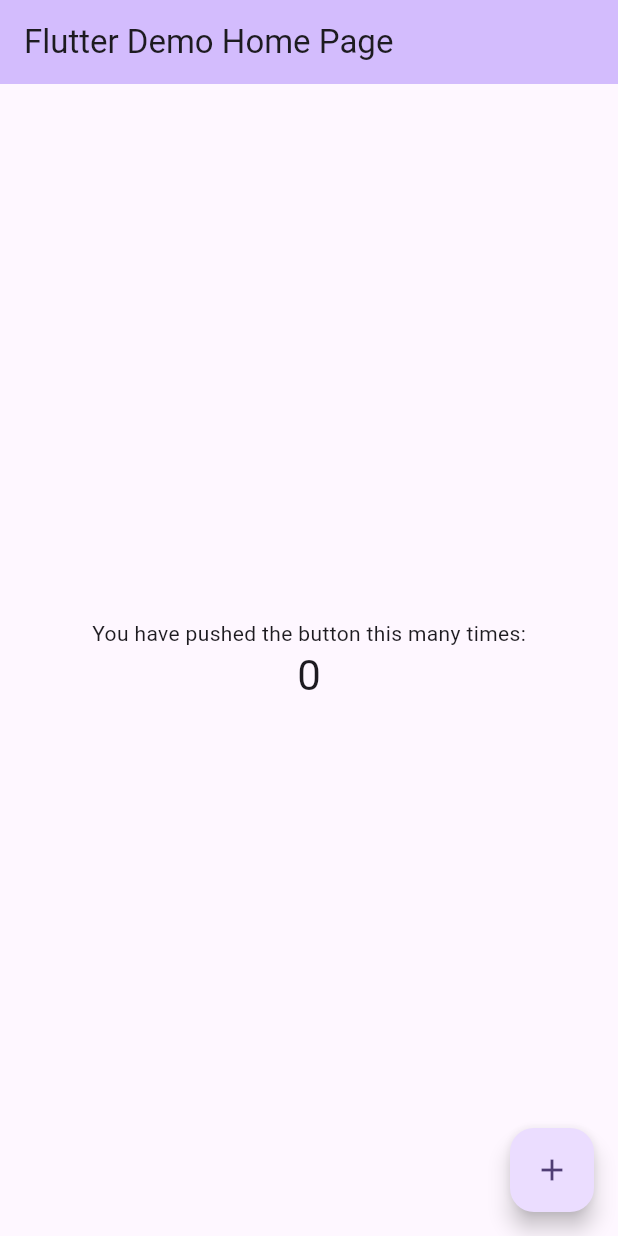
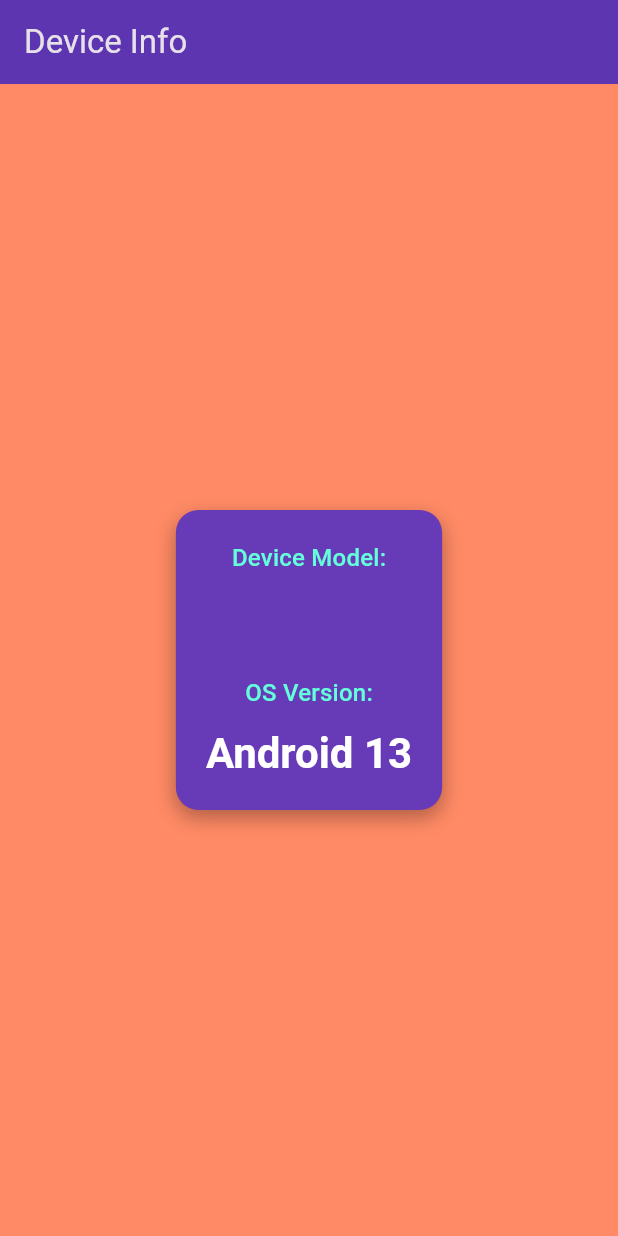
Before and after one commit to OmarAmeer96/Sprints-Device-Features-Task, a Flutter app: the screen it shows after launch, on a phone screen of 412 x 824 dp. Run offline on Flutter 3.47's test engine with Material 3 defaults, Android fonts, the phone set to English and light mode, and no system bars; our stand-ins replace device_info_plus.

Commit message:
Finish App

```diff
--- /dev/null
+++ b/lib/device_info_screen.dart
@@ -0,0 +1,85 @@
+// ignore_for_file: deprecated_member_use
+
+import 'package:flutter/material.dart';
+import 'package:sprints_device_features_task/device_info_service.dart';
+
+class DeviceInfoScreen extends StatefulWidget {
+  const DeviceInfoScreen({super.key});
+
+  @override
+  DeviceInfoScreenState createState() => DeviceInfoScreenState();
+}
+
+class DeviceInfoScreenState extends State<DeviceInfoScreen> {
+  String _deviceModel = 'Loading...';
+  String _osVersion = 'Loading...';
+
+  @override
+  void initState() {
+    super.initState();
+    _fetchDeviceInfo();
+  }
+
+  Future<void> _fetchDeviceInfo() async {
+    final model = await DeviceInfoService.getDeviceModel();
+    final osVersion = await DeviceInfoService.getOSVersion();
+    setState(() {
+      _deviceModel = model;
+      _osVersion = osVersion;
+    });
+  }
+
+  @override
+  Widget build(BuildContext context) {
+    return Scaffold(
+      backgroundColor: Colors.deepOrange[300],
+      appBar: AppBar(
+        shadowColor: Colors.black.withOpacity(0.3),
+        backgroundColor: Colors.deepPurple[600],
+        title: const Text('Device Info'),
+      ),
+      body: Center(
+        child: Container(
+          padding: const EdgeInsets.all(20.0),
+          decoration: BoxDecoration(
+            color: Colors.deepPurple,
+            borderRadius: BorderRadius.circular(15.0),
+            boxShadow: [
+              BoxShadow(
+                color: Colors.black.withOpacity(0.3),
+                blurRadius: 10,
+                offset: const Offset(0, 5),
+              ),
+            ],
+          ),
+          child: Column(
+            mainAxisSize: MainAxisSize.min,
+            children: [
+              Text(
+                'Device Model:',
+                style: Theme.of(context).textTheme.titleMedium,
+              ),
+              const SizedBox(height: 10),
+              Text(
+                _deviceModel,
+                style: Theme.of(context).textTheme.headlineMedium,
+                textAlign: TextAlign.center,
+              ),
+              const SizedBox(height: 20),
+              Text(
+                'OS Version:',
+                style: Theme.of(context).textTheme.titleMedium,
+              ),
+              const SizedBox(height: 10),
+              Text(
+                _osVersion,
+                style: Theme.of(context).textTheme.headlineMedium,
+                textAlign: TextAlign.center,
+              ),
+            ],
+          ),
+        ),
+      ),
+    );
+  }
+}
--- /dev/null
+++ b/lib/device_info_service.dart
@@ -0,0 +1,27 @@
+import 'package:device_info_plus/device_info_plus.dart';
+
+class DeviceInfoService {
+  static final DeviceInfoPlugin _deviceInfoPlugin = DeviceInfoPlugin();
+
+  static Future<String> getDeviceModel() async {
+    final info = await _deviceInfoPlugin.deviceInfo;
+    if (info is AndroidDeviceInfo) {
+      return info.model;
+    } else if (info is IosDeviceInfo) {
+      return info.utsname.machine;
+    } else {
+      return 'Unsupported Platform';
+    }
+  }
+
+  static Future<String> getOSVersion() async {
+    final info = await _deviceInfoPlugin.deviceInfo;
+    if (info is AndroidDeviceInfo) {
+      return 'Android ${info.version.release}';
+    } else if (info is IosDeviceInfo) {
+      return 'iOS ${info.systemVersion}';
+    } else {
+      return 'Unsupported Platform';
+    }
+  }
+}
--- a/lib/main.dart
+++ b/lib/main.dart
@@ -1,125 +1,32 @@
 import 'package:flutter/material.dart';
+import 'package:sprints_device_features_task/device_info_screen.dart';
 
 void main() {
-  runApp(const MyApp());
+  runApp(const DeviceInfoApp());
 }
 
-class MyApp extends StatelessWidget {
-  const MyApp({super.key});
+class DeviceInfoApp extends StatelessWidget {
+  const DeviceInfoApp({super.key});
 
-  // This widget is the root of your application.
   @override
   Widget build(BuildContext context) {
     return MaterialApp(
-      title: 'Flutter Demo',
+      debugShowCheckedModeBanner: false,
+      title: 'Device Info',
       theme: ThemeData(
-        // This is the theme of your application.
-        //
-        // TRY THIS: Try running your application with "flutter run". You'll see
-        // the application has a purple toolbar. Then, without quitting the app,
-        // try changing the seedColor in the colorScheme below to Colors.green
-        // and then invoke "hot reload" (save your changes or press the "hot
-        // reload" button in a Flutter-supported IDE, or press "r" if you used
-        // the command line to start the app).
-        //
-        // Notice that the counter didn't reset back to zero; the application
-        // state is not lost during the reload. To reset the state, use hot
-        // restart instead.
-        //
-        // This works for code too, not just values: Most code changes can be
-        // tested with just a hot reload.
-        colorScheme: ColorScheme.fromSeed(seedColor: Colors.deepPurple),
-        useMaterial3: true,
+        brightness: Brightness.dark,
+        primarySwatch: Colors.teal,
+        textTheme: const TextTheme(
+          headlineMedium: TextStyle(
+            fontWeight: FontWeight.bold,
+            color: Colors.white,
+          ),
+          titleMedium: TextStyle(
+            color: Colors.tealAccent,
+          ),
+        ),
       ),
-      home: const MyHomePage(title: 'Flutter Demo Home Page'),
+      home: const DeviceInfoScreen(),
     );
   }
 }
-
-class MyHomePage extends StatefulWidget {
-  const MyHomePage({super.key, required this.title});
-
-  // This widget is the home page of your application. It is stateful, meaning
-  // that it has a State object (defined below) that contains fields that affect
-  // how it looks.
-
-  // This class is the configuration for the state. It holds the values (in this
-  // case the title) provided by the parent (in this case the App widget) and
-  // used by the build method of the State. Fields in a Widget subclass are
-  // always marked "final".
-
-  final String title;
-
-  @override
-  State<MyHomePage> createState() => _MyHomePageState();
-}
-
-class _MyHomePageState extends State<MyHomePage> {
-  int _counter = 0;
-
-  void _incrementCounter() {
-    setState(() {
-      // This call to setState tells the Flutter framework that something has
-      // changed in this State, which causes it to rerun the build method below
-      // so that the display can reflect the updated values. If we changed
-      // _counter without calling setState(), then the build method would not be
-      // called again, and so nothing would appear to happen.
-      _counter++;
-    });
-  }
-
-  @override
-  Widget build(BuildContext context) {
-    // This method is rerun every time setState is called, for instance as done
-    // by the _incrementCounter method above.
-    //
-    // The Flutter framework has been optimized to make rerunning build methods
-    // fast, so that you can just rebuild anything that needs updating rather
-    // than having to individually change instances of widgets.
-    return Scaffold(
-      appBar: AppBar(
-        // TRY THIS: Try changing the color here to a specific color (to
-        // Colors.amber, perhaps?) and trigger a hot reload to see the AppBar
-        // change color while the other colors stay the same.
-        backgroundColor: Theme.of(context).colorScheme.inversePrimary,
-        // Here we take the value from the MyHomePage object that was created by
-        // the App.build method, and use it to set our appbar title.
-        title: Text(widget.title),
-      ),
-      body: Center(
-        // Center is a layout widget. It takes a single child and positions it
-        // in the middle of the parent.
-        child: Column(
-          // Column is also a layout widget. It takes a list of children and
-          // arranges them vertically. By default, it sizes itself to fit its
-          // children horizontally, and tries to be as tall as its parent.
-          //
-          // Column has various properties to control how it sizes itself and
-          // how it positions its children. Here we use mainAxisAlignment to
-          // center the children vertically; the main axis here is the vertical
-          // axis because Columns are vertical (the cross axis would be
-          // horizontal).
-          //
-          // TRY THIS: Invoke "debug painting" (choose the "Toggle Debug Paint"
-          // action in the IDE, or press "p" in the console), to see the
-          // wireframe for each widget.
-          mainAxisAlignment: MainAxisAlignment.center,
-          children: <Widget>[
-            const Text(
-              'You have pushed the button this many times:',
-            ),
-            Text(
-              '$_counter',
-              style: Theme.of(context).textTheme.headlineMedium,
-            ),
-          ],
-        ),
-      ),
-      floatingActionButton: FloatingActionButton(
-        onPressed: _incrementCounter,
-        tooltip: 'Increment',
-        child: const Icon(Icons.add),
-      ), // This trailing comma makes auto-formatting nicer for build methods.
-    );
-  }
-}
```
Also changed, not shown: 1 other file.
